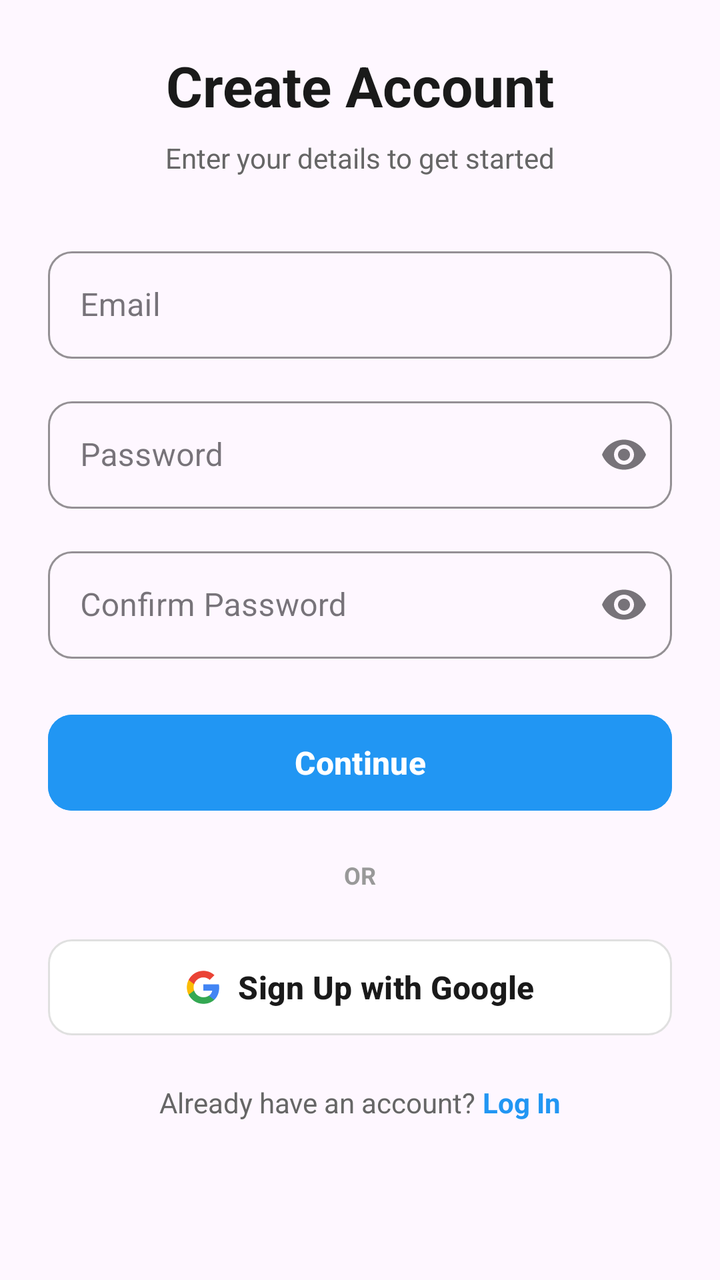
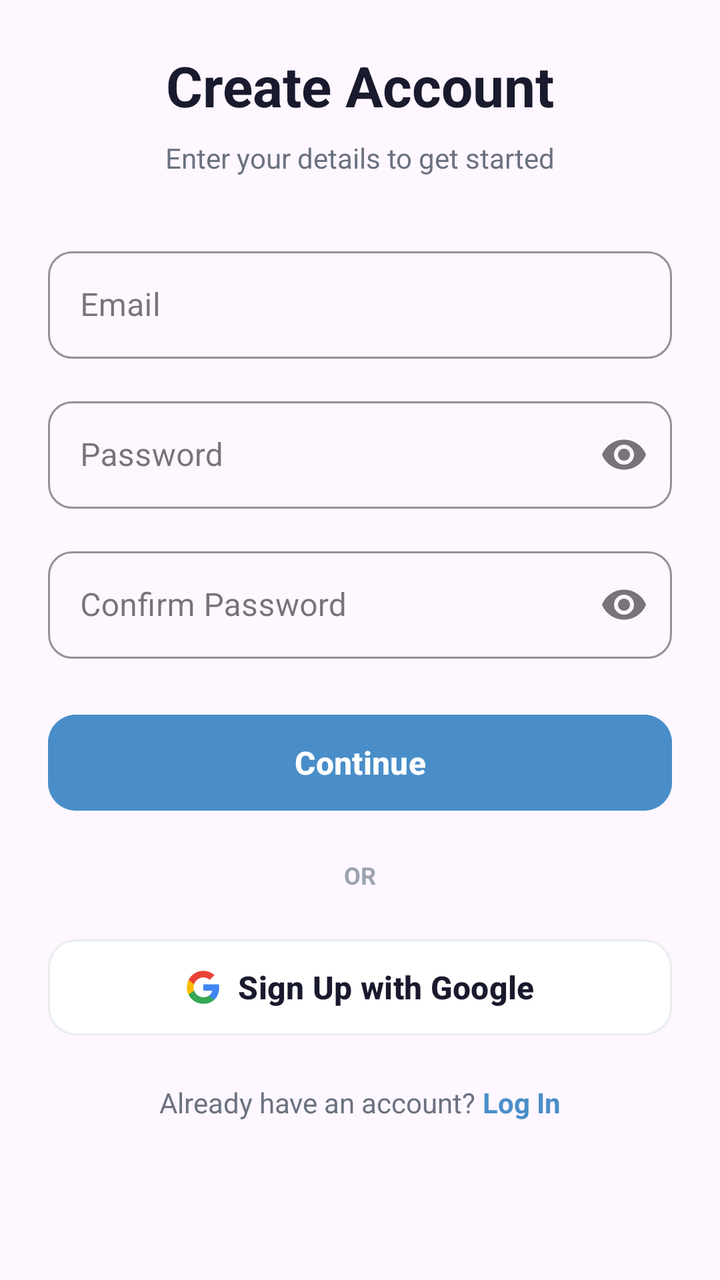

Screens rendered from an Android XML layout before and after an edit, with the pre-edit source and the edit as a unified diff.
<!-- AndroidManifest.xml: application theme Theme.MainProj -->
<!-- res/layout/fragment_sign_up_entry.xml -->
<?xml version="1.0" encoding="utf-8"?>
<ScrollView xmlns:android="http://schemas.android.com/apk/res/android"
    xmlns:app="http://schemas.android.com/apk/res-auto"
    android:layout_width="match_parent"
    android:layout_height="match_parent"
    android:fillViewport="true">

    <androidx.constraintlayout.widget.ConstraintLayout
        android:layout_width="match_parent"
        android:layout_height="wrap_content"
        android:padding="24dp">

        <TextView
            android:id="@+id/tvTitle"
            android:layout_width="wrap_content"
            android:layout_height="wrap_content"
            android:text="Create Account"
            android:textColor="#1A1A1A"
            android:textSize="28sp"
            android:textStyle="bold"
            app:layout_constraintEnd_toEndOf="parent"
            app:layout_constraintStart_toStartOf="parent"
            app:layout_constraintTop_toTopOf="parent" />

        <TextView
            android:id="@+id/tvSubtitle"
            android:layout_width="wrap_content"
            android:layout_height="wrap_content"
            android:layout_marginTop="8dp"
            android:text="Enter your details to get started"
            android:textColor="#666666"
            android:textSize="14sp"
            app:layout_constraintEnd_toEndOf="parent"
            app:layout_constraintStart_toStartOf="parent"
            app:layout_constraintTop_toBottomOf="@id/tvTitle" />

        <com.google.android.material.textfield.TextInputLayout
            android:id="@+id/tilEmail"
            style="@style/Widget.MaterialComponents.TextInputLayout.OutlinedBox"
            android:layout_width="0dp"
            android:layout_height="wrap_content"
            android:layout_marginTop="32dp"
            android:hint="Email"
            app:boxCornerRadiusBottomEnd="12dp"
            app:boxCornerRadiusBottomStart="12dp"
            app:boxCornerRadiusTopEnd="12dp"
            app:boxCornerRadiusTopStart="12dp"
            app:boxStrokeColor="#2196F3"
            app:hintTextColor="#666666"
            app:layout_constraintEnd_toEndOf="parent"
            app:layout_constraintStart_toStartOf="parent"
            app:layout_constraintTop_toBottomOf="@id/tvSubtitle">

            <com.google.android.material.textfield.TextInputEditText
                android:id="@+id/etEmail"
                android:layout_width="match_parent"
                android:layout_height="wrap_content"
                android:inputType="textEmailAddress"
                android:padding="16dp"
                android:textColor="#1A1A1A"
                android:textSize="16sp" />
        </com.google.android.material.textfield.TextInputLayout>

        <com.google.android.material.textfield.TextInputLayout
            android:id="@+id/tilPassword"
            style="@style/Widget.MaterialComponents.TextInputLayout.OutlinedBox"
            android:layout_width="0dp"
            android:layout_height="wrap_content"
            android:layout_marginTop="16dp"
            android:hint="Password"
            app:boxCornerRadiusBottomEnd="12dp"
            app:boxCornerRadiusBottomStart="12dp"
            app:boxCornerRadiusTopEnd="12dp"
            app:boxCornerRadiusTopStart="12dp"
            app:boxStrokeColor="#2196F3"
            app:endIconMode="password_toggle"
            app:hintTextColor="#666666"
            app:layout_constraintEnd_toEndOf="parent"
            app:layout_constraintStart_toStartOf="parent"
            app:layout_constraintTop_toBottomOf="@id/tilEmail">

            <com.google.android.material.textfield.TextInputEditText
                android:id="@+id/etPassword"
                android:layout_width="match_parent"
                android:layout_height="wrap_content"
                android:inputType="textPassword"
                android:padding="16dp"
                android:textColor="#1A1A1A"
                android:textSize="16sp" />
        </com.google.android.material.textfield.TextInputLayout>

        <com.google.android.material.textfield.TextInputLayout
            android:id="@+id/tilConfirmPassword"
            style="@style/Widget.MaterialComponents.TextInputLayout.OutlinedBox"
            android:layout_width="0dp"
            android:layout_height="wrap_content"
            android:layout_marginTop="16dp"
            android:hint="Confirm Password"
            app:boxCornerRadiusBottomEnd="12dp"
            app:boxCornerRadiusBottomStart="12dp"
            app:boxCornerRadiusTopEnd="12dp"
            app:boxCornerRadiusTopStart="12dp"
            app:boxStrokeColor="#2196F3"
            app:endIconMode="password_toggle"
            app:hintTextColor="#666666"
            app:layout_constraintEnd_toEndOf="parent"
            app:layout_constraintStart_toStartOf="parent"
            app:layout_constraintTop_toBottomOf="@id/tilPassword">

            <com.google.android.material.textfield.TextInputEditText
                android:id="@+id/etConfirmPassword"
                android:layout_width="match_parent"
                android:layout_height="wrap_content"
                android:inputType="textPassword"
                android:padding="16dp"
                android:textColor="#1A1A1A"
                android:textSize="16sp" />
        </com.google.android.material.textfield.TextInputLayout>

        <com.google.android.material.button.MaterialButton
            android:id="@+id/btnContinue"
            android:layout_width="0dp"
            android:layout_height="56dp"
            android:layout_marginTop="24dp"
            android:backgroundTint="#2196F3"
            android:text="Continue"
            android:textColor="#FFFFFF"
            android:textSize="16sp"
            android:textStyle="bold"
            app:cornerRadius="12dp"
            app:layout_constraintEnd_toEndOf="parent"
            app:layout_constraintStart_toStartOf="parent"
            app:layout_constraintTop_toBottomOf="@id/tilConfirmPassword" />

        <TextView
            android:id="@+id/tvOrDivider"
            android:layout_width="wrap_content"
            android:layout_height="wrap_content"
            android:layout_marginTop="20dp"
            android:text="OR"
            android:textColor="#999999"
            android:textSize="12sp"
            android:textStyle="bold"
            app:layout_constraintEnd_toEndOf="parent"
            app:layout_constraintStart_toStartOf="parent"
            app:layout_constraintTop_toBottomOf="@id/btnContinue" />

        <com.google.android.material.button.MaterialButton
            android:id="@+id/btnGoogleSignUp"
            android:layout_width="0dp"
            android:layout_height="56dp"
            android:layout_marginTop="20dp"
            android:backgroundTint="#FFFFFF"
            android:text="Sign Up with Google"
            android:textColor="#1A1A1A"
            android:textSize="16sp"
            android:textStyle="bold"
            app:cornerRadius="12dp"
            app:icon="@drawable/ic_google"
            app:iconGravity="textStart"
            app:iconPadding="8dp"
            app:iconTint="@null"
            app:layout_constraintEnd_toEndOf="parent"
            app:layout_constraintStart_toStartOf="parent"
            app:layout_constraintTop_toBottomOf="@id/tvOrDivider"
            app:strokeColor="#E0E0E0"
            app:strokeWidth="1dp" />

        <TextView
            android:id="@+id/tvLoginPrompt"
            android:layout_width="wrap_content"
            android:layout_height="wrap_content"
            android:layout_marginTop="20dp"
            android:text="Already have an account? "
            android:textColor="#666666"
            android:textSize="14sp"
            app:layout_constraintEnd_toStartOf="@id/tvLogin"
            app:layout_constraintHorizontal_chainStyle="packed"
            app:layout_constraintStart_toStartOf="parent"
            app:layout_constraintTop_toBottomOf="@id/btnGoogleSignUp" />

        <TextView
            android:id="@+id/tvLogin"
            android:layout_width="wrap_content"
            android:layout_height="wrap_content"
            android:text="Log In"
            android:textColor="#2196F3"
            android:textSize="14sp"
            android:textStyle="bold"
            app:layout_constraintBaseline_toBaselineOf="@id/tvLoginPrompt"
            app:layout_constraintEnd_toEndOf="parent"
            app:layout_constraintStart_toEndOf="@id/tvLoginPrompt" />

    </androidx.constraintlayout.widget.ConstraintLayout>
</ScrollView>
<!-- resources referenced by this layout -->
<resources>
  <!-- drawable ic_google (drawable) -->
  <?xml version="1.0" encoding="utf-8"?>
  <vector xmlns:android="http://schemas.android.com/apk/res/android"
      android:width="24dp"
      android:height="24dp"
      android:viewportWidth="24"
      android:viewportHeight="24">
      <path
          android:fillColor="#4285F4"
          android:pathData="M22.56,12.25c0,-0.78 -0.07,-1.53 -0.2,-2.25H12v4.26h5.92c-0.26,1.37 -1.04,2.53 -2.21,3.31v2.77h3.57c2.08,-1.92 3.28,-4.74 3.28,-8.09z"/>
      <path
          android:fillColor="#34A853"
          android:pathData="M12,23c2.97,0 5.46,-0.98 7.28,-2.66l-3.57,-2.77c-0.98,0.66 -2.23,1.06 -3.71,1.06 -2.86,0 -5.29,-1.93 -6.16,-4.53H2.18v2.84C3.99,20.53 7.7,23 12,23z"/>
      <path
          android:fillColor="#FBBC05"
          android:pathData="M5.84,14.09c-0.22,-0.66 -0.35,-1.36 -0.35,-2.09s0.13,-1.43 0.35,-2.09V7.07H2.18C1.43,8.55 1,10.22 1,12s0.43,3.45 1.18,4.93l2.85,-2.22 0.81,-0.62z"/>
      <path
          android:fillColor="#EA4335"
          android:pathData="M12,5.38c1.62,0 3.06,0.56 4.21,1.64l3.15,-3.15C17.45,2.09 14.97,1 12,1 7.7,1 3.99,3.47 2.18,7.07l3.66,2.84c0.87,-2.6 3.3,-4.53 6.16,-4.53z"/>
  </vector>
  <style name="Theme.MainProj" parent="Theme.Material3.DayNight.NoActionBar">
              <item name="inputStrokeColor">@color/input_stroke_color_light</item>
              <item name="buttonPrimary">@color/button_primary_light</item>
              <item name="textSecondary">@color/text_secondary_light</item>
  
              <item name="buttonGoogleBg">@color/button_google_bg_light</item>
              <item name="buttonGoogleText">@color/button_google_text_light</item>
              <item name="buttonGoogleStroke">@color/button_google_stroke_light</item>
          </style>
  <color name="input_stroke_color_light">#667eea</color>
  <color name="button_primary_light">#667eea</color>
  <color name="text_secondary_light">#666666</color>
  <color name="button_google_bg_light">#FFFFFF</color>
  <color name="button_google_text_light">#333333</color>
  <color name="button_google_stroke_light">#e0e0e0</color>
</resources>

<!-- the commit's change to res/layout/fragment_sign_up_entry.xml (unified diff, before → after) -->
@@ -15,7 +15,7 @@
             android:layout_width="wrap_content"
             android:layout_height="wrap_content"
             android:text="Create Account"
-            android:textColor="#1A1A1A"
+            android:textColor="@color/colorTextPrimary"
             android:textSize="28sp"
             android:textStyle="bold"
             app:layout_constraintEnd_toEndOf="parent"
@@ -28,7 +28,7 @@
             android:layout_height="wrap_content"
             android:layout_marginTop="8dp"
             android:text="Enter your details to get started"
-            android:textColor="#666666"
+            android:textColor="@color/colorTextSecondary"
             android:textSize="14sp"
             app:layout_constraintEnd_toEndOf="parent"
             app:layout_constraintStart_toStartOf="parent"
@@ -45,8 +45,8 @@
             app:boxCornerRadiusBottomStart="12dp"
             app:boxCornerRadiusTopEnd="12dp"
             app:boxCornerRadiusTopStart="12dp"
-            app:boxStrokeColor="#2196F3"
-            app:hintTextColor="#666666"
+            app:boxStrokeColor="@color/colorPrimary"
+            app:hintTextColor="@color/colorTextSecondary"
             app:layout_constraintEnd_toEndOf="parent"
             app:layout_constraintStart_toStartOf="parent"
             app:layout_constraintTop_toBottomOf="@id/tvSubtitle">
@@ -57,7 +57,7 @@
                 android:layout_height="wrap_content"
                 android:inputType="textEmailAddress"
                 android:padding="16dp"
-                android:textColor="#1A1A1A"
+                android:textColor="@color/colorTextPrimary"
                 android:textSize="16sp" />
         </com.google.android.material.textfield.TextInputLayout>
 
@@ -72,9 +72,9 @@
             app:boxCornerRadiusBottomStart="12dp"
             app:boxCornerRadiusTopEnd="12dp"
             app:boxCornerRadiusTopStart="12dp"
-            app:boxStrokeColor="#2196F3"
+            app:boxStrokeColor="@color/colorPrimary"
             app:endIconMode="password_toggle"
-            app:hintTextColor="#666666"
+            app:hintTextColor="@color/colorTextSecondary"
             app:layout_constraintEnd_toEndOf="parent"
             app:layout_constraintStart_toStartOf="parent"
             app:layout_constraintTop_toBottomOf="@id/tilEmail">
@@ -85,7 +85,7 @@
                 android:layout_height="wrap_content"
                 android:inputType="textPassword"
                 android:padding="16dp"
-                android:textColor="#1A1A1A"
+                android:textColor="@color/colorTextPrimary"
                 android:textSize="16sp" />
         </com.google.android.material.textfield.TextInputLayout>
 
@@ -100,9 +100,9 @@
             app:boxCornerRadiusBottomStart="12dp"
             app:boxCornerRadiusTopEnd="12dp"
             app:boxCornerRadiusTopStart="12dp"
-            app:boxStrokeColor="#2196F3"
+            app:boxStrokeColor="@color/colorPrimary"
             app:endIconMode="password_toggle"
-            app:hintTextColor="#666666"
+            app:hintTextColor="@color/colorTextSecondary"
             app:layout_constraintEnd_toEndOf="parent"
             app:layout_constraintStart_toStartOf="parent"
             app:layout_constraintTop_toBottomOf="@id/tilPassword">
@@ -113,7 +113,7 @@
                 android:layout_height="wrap_content"
                 android:inputType="textPassword"
                 android:padding="16dp"
-                android:textColor="#1A1A1A"
+                android:textColor="@color/colorTextPrimary"
                 android:textSize="16sp" />
         </com.google.android.material.textfield.TextInputLayout>
 
@@ -122,12 +122,12 @@
             android:layout_width="0dp"
             android:layout_height="56dp"
             android:layout_marginTop="24dp"
-            android:backgroundTint="#2196F3"
+            android:backgroundTint="@color/colorPrimary"
             android:text="Continue"
-            android:textColor="#FFFFFF"
+            android:textColor="@color/colorTextOnPrimary"
             android:textSize="16sp"
             android:textStyle="bold"
-            app:cornerRadius="12dp"
+            app:cornerRadius="14dp"
             app:layout_constraintEnd_toEndOf="parent"
             app:layout_constraintStart_toStartOf="parent"
             app:layout_constraintTop_toBottomOf="@id/tilConfirmPassword" />
@@ -138,7 +138,7 @@
             android:layout_height="wrap_content"
             android:layout_marginTop="20dp"
             android:text="OR"
-            android:textColor="#999999"
+            android:textColor="@color/colorTextHint"
             android:textSize="12sp"
             android:textStyle="bold"
             app:layout_constraintEnd_toEndOf="parent"
@@ -150,12 +150,12 @@
             android:layout_width="0dp"
             android:layout_height="56dp"
             android:layout_marginTop="20dp"
-            android:backgroundTint="#FFFFFF"
+            android:backgroundTint="@color/colorSurface"
             android:text="Sign Up with Google"
-            android:textColor="#1A1A1A"
+            android:textColor="@color/colorTextPrimary"
             android:textSize="16sp"
             android:textStyle="bold"
-            app:cornerRadius="12dp"
+            app:cornerRadius="14dp"
             app:icon="@drawable/ic_google"
             app:iconGravity="textStart"
             app:iconPadding="8dp"
@@ -163,7 +163,7 @@
             app:layout_constraintEnd_toEndOf="parent"
             app:layout_constraintStart_toStartOf="parent"
             app:layout_constraintTop_toBottomOf="@id/tvOrDivider"
-            app:strokeColor="#E0E0E0"
+            app:strokeColor="@color/colorCardBorder"
             app:strokeWidth="1dp" />
 
         <TextView
@@ -172,7 +172,7 @@
             android:layout_height="wrap_content"
             android:layout_marginTop="20dp"
             android:text="Already have an account? "
-            android:textColor="#666666"
+            android:textColor="@color/colorTextSecondary"
             android:textSize="14sp"
             app:layout_constraintEnd_toStartOf="@id/tvLogin"
             app:layout_constraintHorizontal_chainStyle="packed"
@@ -184,7 +184,7 @@
             android:layout_width="wrap_content"
             android:layout_height="wrap_content"
             android:text="Log In"
-            android:textColor="#2196F3"
+            android:textColor="@color/colorPrimary"
             android:textSize="14sp"
             android:textStyle="bold"
             app:layout_constraintBaseline_toBaselineOf="@id/tvLoginPrompt"
<!-- resource entries referenced after the edit -->
@@ -1,5 +1,12 @@
 <!-- resources referenced by this layout -->
 <resources>
+  <color name="colorCardBorder">#E9ECF0</color>
+  <color name="colorPrimary">#4A8EC9</color>
+  <color name="colorSurface">#FFFFFF</color>
+  <color name="colorTextHint">#9CA3AF</color>
+  <color name="colorTextOnPrimary">#FFFFFF</color>
+  <color name="colorTextPrimary">#1A1A2E</color>
+  <color name="colorTextSecondary">#6B7280</color>
   <!-- drawable ic_google (drawable) -->
   <?xml version="1.0" encoding="utf-8"?>
   <vector xmlns:android="http://schemas.android.com/apk/res/android"
